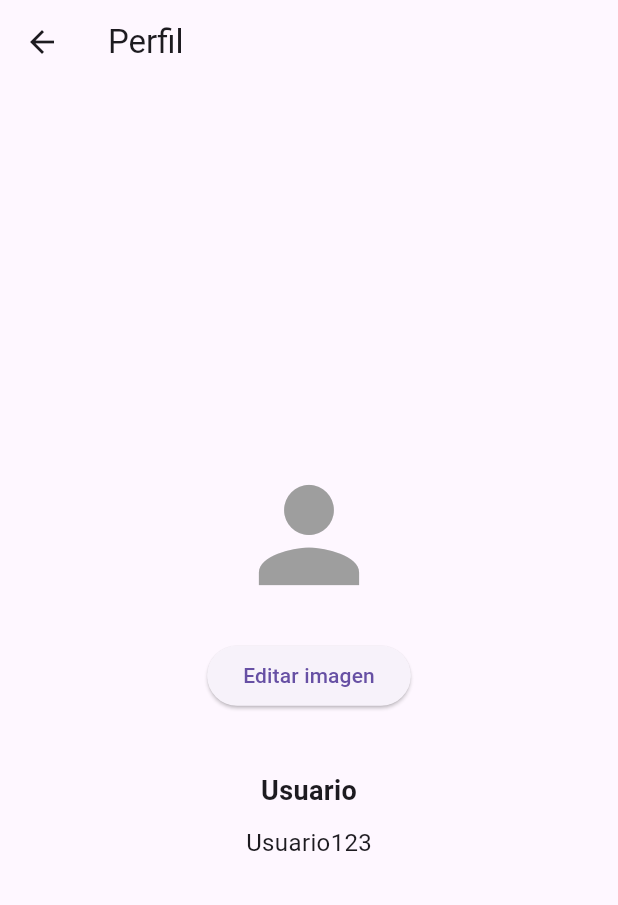
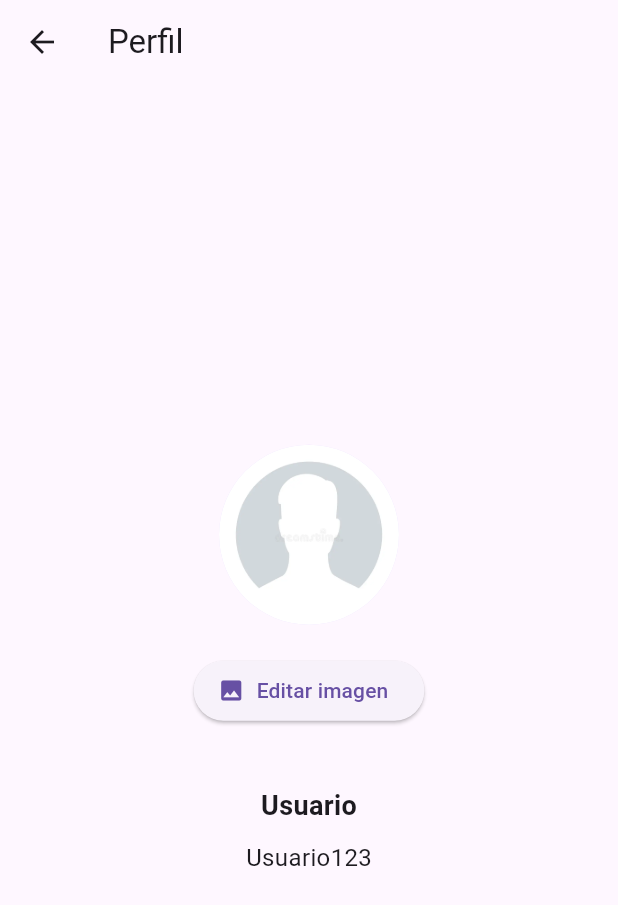
Before and after one commit to arturocev/mandangon, a Flutter app: the PerfilScreen screen opened directly, after a tap on "Editar imagen", on a phone screen of 412 x 824 dp. Shown: the top 905 px of the screen. Run offline on Flutter 3.47's test engine with Material 3 defaults, Android fonts, the phone set to English and light mode, and no system bars; our stand-ins replace image_picker.

```diff
--- a/lib/perfil.dart
+++ b/lib/perfil.dart
@@ -1,20 +1,43 @@
+import 'dart:io';
+import 'package:flutter/foundation.dart';
 import 'package:flutter/material.dart';
+import 'package:image_picker/image_picker.dart';
 
-class PerfilScreen extends StatelessWidget {
+class PerfilScreen extends StatefulWidget {
   const PerfilScreen({super.key});
 
   @override
+  State<PerfilScreen> createState() => _PerfilScreenState();
+}
+
+class _PerfilScreenState extends State<PerfilScreen> {
+  final ImagePicker _picker = ImagePicker();
+  XFile? _image;
+  String usuario = "Usuario123"; // Simulación de usuario cargado
+
+  Future<void> _pickImage() async {
+    XFile? selectedImage;
+
+    if (kIsWeb) {
+      selectedImage = await _picker.pickImage(source: ImageSource.gallery);
+    } else {
+      selectedImage = await _picker.pickImage(source: ImageSource.gallery);
+    }
+
+    if (selectedImage != null) {
+      setState(() {
+        _image = selectedImage;
+      });
+    }
+  }
+
+  @override
   Widget build(BuildContext context) {
-    String usuario =
-        "Usuario123"; // Aquí puedes cargar el usuario real desde tu base de datos
-
     return Scaffold(
       appBar: AppBar(
         leading: IconButton(
           icon: const Icon(Icons.arrow_back),
-          onPressed: () {
-            Navigator.pop(context);
-          },
+          onPressed: () => Navigator.pop(context),
         ),
         title: const Text("Perfil"),
       ),
@@ -22,17 +45,19 @@ class PerfilScreen extends StatelessWidget {
         child: Column(
           mainAxisAlignment: MainAxisAlignment.center,
           children: [
-            const Icon(
-              Icons.person,
-              size: 100,
-              color: Colors.grey,
+            CircleAvatar(
+              radius: 60,
+              backgroundImage: _image != null
+                  ? (kIsWeb
+                      ? NetworkImage(_image!.path) as ImageProvider
+                      : FileImage(File(_image!.path)))
+                  : const AssetImage("assets/images/avatar.png"),
             ),
             const SizedBox(height: 20),
-            ElevatedButton(
-              onPressed: () {
-                // Aquí puedes agregar la lógica para editar la imagen
-              },
-              child: const Text("Editar imagen"),
+            ElevatedButton.icon(
+              onPressed: _pickImage,
+              icon: const Icon(Icons.image),
+              label: const Text("Editar imagen"),
             ),
             const SizedBox(height: 40),
             const Text(
```
Also changed, not shown: pubspec.yaml (+15 -67 lines), assets/images/avatar.png (added), pubspec.lock, 5 other files.
